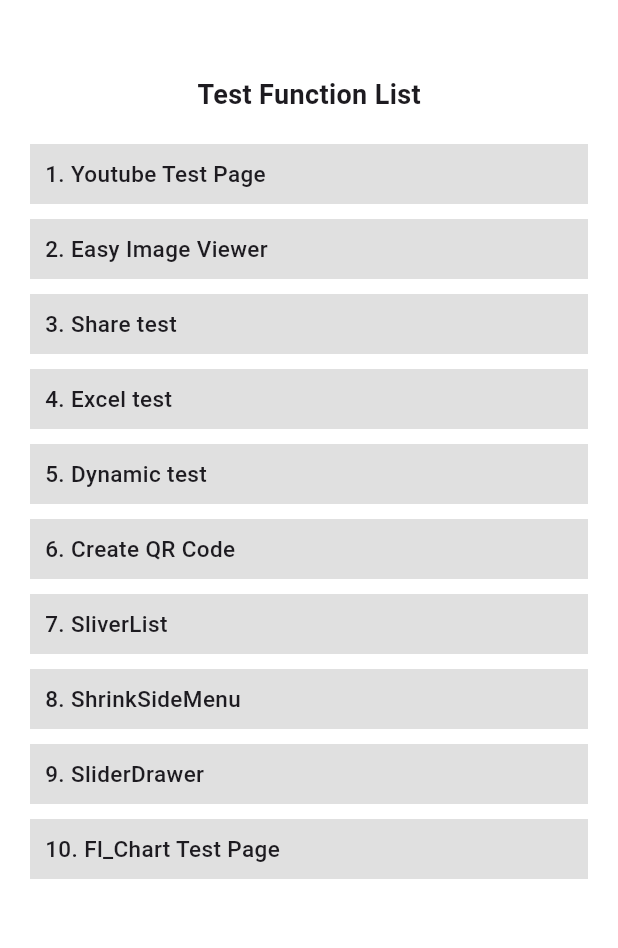
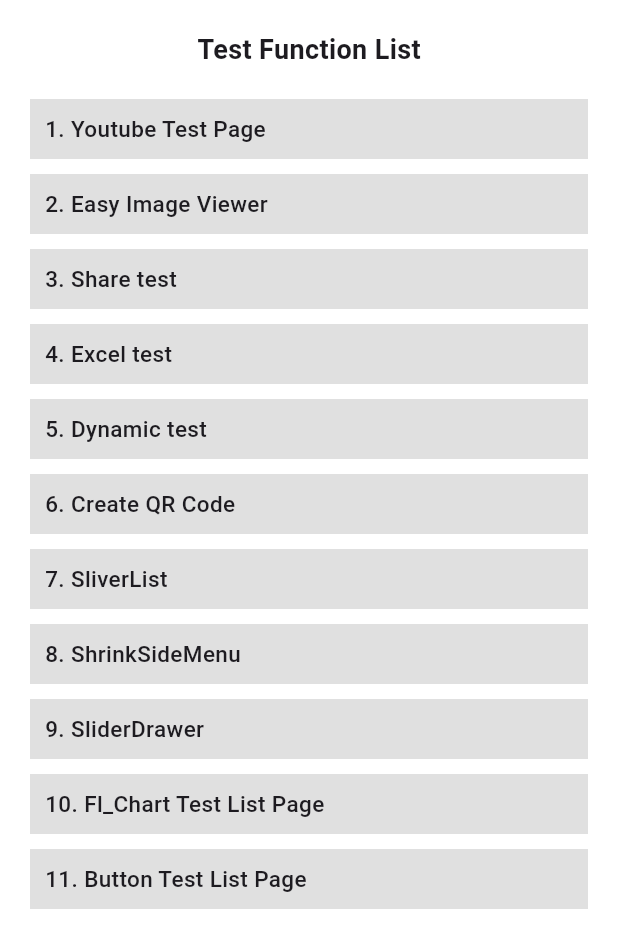
Before and after one commit to gehenna-yang/functiontest, a Flutter app: the screen it shows after launch, on a phone screen of 412 x 824 dp. Shown: the top 948 px of the screen. Run offline on Flutter 3.47's test engine with Material 3 defaults, Android fonts, the phone set to English and light mode, and no system bars; our stand-ins replace firebase_core, firebase_dynamic_links, fl_chart, flutter_slider_drawer, image_picker, permission_handler and 3 more; missing offline and left inert: easy_image_viewer, excel, file_selector, shrink_sidemenu, syncfusion_flutter_xlsio, youtube and 1 more; accounts and stored records are empty.

```diff
--- a/lib/FunctionMenu.dart
+++ b/lib/FunctionMenu.dart
@@ -1,8 +1,7 @@
-
-
 import 'package:flutter/material.dart';
 import 'package:flutter/services.dart';
 import 'package:testfun_project/common/Widgets.dart';
+import 'package:testfun_project/function/Button/ButtonTestList.dart';
 import 'package:testfun_project/function/Charts/Fl_ChartExample.dart';
 import 'package:testfun_project/Config.dart';
 import 'package:testfun_project/function/DynamicLink/Dynamiclinks_test.dart';
@@ -16,13 +15,11 @@ import 'package:testfun_project/function/Youtube/YoutubeTestExample.dart';
 import 'package:testfun_project/function/qrcode/create_qrcode.dart';
 
 class FunctionMenu extends StatefulWidget {
-
   @override
   FunctionMenuState createState() => FunctionMenuState();
 }
 
 class FunctionMenuState extends State<FunctionMenu> {
-
   DateTime pre_backpress = DateTime.now();
 
   @override
@@ -40,41 +37,52 @@ class FunctionMenuState extends State<FunctionMenu> {
     full_w = MediaQuery.of(context).size.width;
     full_h = MediaQuery.of(context).size.height;
     SystemChrome.setPreferredOrientations([DeviceOrientation.portraitUp]);
-    return WillPopScope(
-      onWillPop: () async{
+    return PopScope(
+      onPopInvokedWithResult: (didPop, result) async {
         final timegap = DateTime.now().difference(pre_backpress);
-        final cantExit = timegap >= Duration(milliseconds: 500);
+        final cantExit = timegap >= const Duration(milliseconds: 500);
         pre_backpress = DateTime.now();
 
         if (!cantExit) {
           SystemNavigator.pop();
-          return false;
-        }else {
-          return false;
         }
       },
+      child: SafeArea(
         child: Scaffold(
           backgroundColor: Colors.white,
           body: SingleChildScrollView(
             child: Container(
-            padding: EdgeInsets.all(20),
+              padding: const EdgeInsets.all(20),
               width: full_w,
               child: Column(
                 children: [
-                const SizedBox(height: 30,),
-                const Text("Test Function List", style: TextStyle(fontWeight: FontWeight.w700, fontSize: 18),),
-                const SizedBox(height: 20,),
-                Item(context, "1. Youtube Test Page", const YoutubeTestList()),
+                  const Text(
+                    "Test Function List",
+                    style: TextStyle(fontWeight: FontWeight.w700, fontSize: 18),
+                  ),
+                  const SizedBox(height: 20),
+                  Item(
+                      context, "1. Youtube Test Page", const YoutubeTestList()),
                   Item(context, "2. Easy Image Viewer", Easy_Image_Viewer()),
                   Item(context, "3. Share test", const Share_test()),
-                Item(context, "4. Excel test", const CreateExcelStatefulWidget(title: "test excel")),
+                  Item(context, "4. Excel test",
+                      const CreateExcelStatefulWidget(title: "test excel")),
                   Item(context, "5. Dynamic test", Dynamiclinks_test()),
                   Item(context, "6. Create QR Code", const CreateQR()),
                   Item(context, "7. SliverList", const SliverListsTest()),
-                Item(context, "8. ShrinkSideMenu", ShrinkSideMenuTest(title: "ShrinkSideMenu",)),
+                  Item(
+                      context,
+                      "8. ShrinkSideMenu",
+                      ShrinkSideMenuTest(
+                        title: "ShrinkSideMenu",
+                      )),
                   Item(context, "9. SliderDrawer", const SliderDrawerTest()),
-                Item(context, "10. Fl_Chart Test Page", const Fl_ChartTestList()),
+                  Item(context, "10. Fl_Chart Test List Page",
+                      const Fl_ChartTestList()),
+                  Item(context, '11. Button Test List Page',
+                      const ButtonTestList()),
                 ],
+              ),
             ),
           ),
         ),
--- a/lib/function/Charts/Fl_ChartExample.dart
+++ b/lib/function/Charts/Fl_ChartExample.dart
@@ -20,7 +20,11 @@ class _Fl_ChartTestListState extends State<Fl_ChartTestList> {
   Widget build(BuildContext context) {
     return Scaffold(
       appBar: AppBar(
-        title: const Text('Fl_Chart Test Page', style: TextStyle(fontWeight: FontWeight.w700, fontSize: 18),),
+        centerTitle: true,
+        title: const Text(
+          'Fl_Chart Test List Page',
+          style: TextStyle(fontWeight: FontWeight.w700, fontSize: 18),
+        ),
       ),
       backgroundColor: Colors.white,
       body: SingleChildScrollView(
--- a/lib/main.dart
+++ b/lib/main.dart
@@ -2,7 +2,7 @@ import 'package:firebase_core/firebase_core.dart';
 import 'package:flutter/material.dart';
 import 'package:testfun_project/FunctionMenu.dart';
 
-Future<void> main() async{
+Future<void> main() async {
   WidgetsFlutterBinding.ensureInitialized();
   // iOS requires you run in release mode to test dynamic links ("flutter run --release").
   await Firebase.initializeApp();
@@ -17,6 +17,7 @@ class MyApp extends StatelessWidget {
   @override
   Widget build(BuildContext context) {
     return MaterialApp(
+      debugShowCheckedModeBanner: false,
       title: 'Flutter Demo',
       theme: ThemeData(
         // This is the theme of your application.
```
Also changed, not shown: lib/function/Button/ButtonTestList.dart (added, +37 -0 lines), lib/function/Share/Share_test.dart (+7 -11 lines), lib/function/Youtube/YoutubeAppDemo.dart (+13 -14 lines), pubspec.yaml (+14 -14 lines), pubspec.lock, 2 other files. Lines whose indentation alone changed are shown as unchanged.
